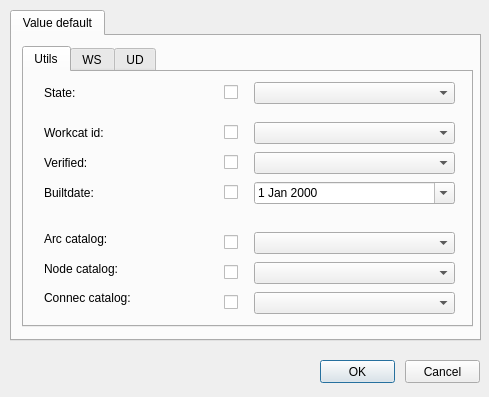
First picture: the form in ui/config_edit.ui, repository Giswater/giswater_qgis_plugin, before the edit.
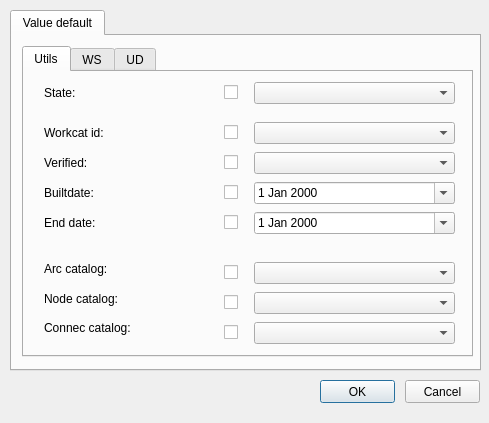
Second picture: the form after the edit.

Commit message: #191 wip falta cargar el custom form

```diff
--- a/ui/config_edit.ui
+++ b/ui/config_edit.ui
@@ -7,7 +7,7 @@
     <x>0</x>
     <y>0</y>
     <width>489</width>
-    <height>397</height>
+    <height>423</height>
    </rect>
   </property>
   <property name="windowTitle">
@@ -17,7 +17,7 @@
    <property name="geometry">
     <rect>
      <x>320</x>
-     <y>360</y>
+     <y>380</y>
      <width>75</width>
      <height>23</height>
     </rect>
@@ -30,7 +30,7 @@
    <property name="geometry">
     <rect>
      <x>405</x>
-     <y>360</y>
+     <y>380</y>
      <width>75</width>
      <height>23</height>
     </rect>
@@ -45,7 +45,7 @@
      <x>10</x>
      <y>10</y>
      <width>471</width>
-     <height>331</height>
+     <height>361</height>
     </rect>
    </property>
    <property name="currentIndex">
@@ -61,7 +61,7 @@
        <x>10</x>
        <y>10</y>
        <width>451</width>
-       <height>281</height>
+       <height>311</height>
       </rect>
      </property>
      <property name="currentIndex">
@@ -111,7 +111,7 @@
        <property name="geometry">
         <rect>
          <x>20</x>
-         <y>151</y>
+         <y>181</y>
          <width>141</width>
          <height>31</height>
         </rect>
@@ -147,7 +147,7 @@
        <property name="geometry">
         <rect>
          <x>200</x>
-         <y>160</y>
+         <y>190</y>
          <width>20</width>
          <height>21</height>
         </rect>
@@ -278,7 +278,7 @@
        <property name="geometry">
         <rect>
          <x>200</x>
-         <y>220</y>
+         <y>250</y>
          <width>20</width>
          <height>21</height>
         </rect>
@@ -291,7 +291,7 @@
        <property name="geometry">
         <rect>
          <x>230</x>
-         <y>220</y>
+         <y>250</y>
          <width>201</width>
          <height>22</height>
         </rect>
@@ -373,7 +373,7 @@
        <property name="geometry">
         <rect>
          <x>20</x>
-         <y>181</y>
+         <y>211</y>
          <width>141</width>
          <height>31</height>
         </rect>
@@ -422,7 +422,7 @@
        <property name="geometry">
         <rect>
          <x>230</x>
-         <y>190</y>
+         <y>220</y>
          <width>201</width>
          <height>22</height>
         </rect>
@@ -432,7 +432,7 @@
        <property name="geometry">
         <rect>
          <x>20</x>
-         <y>210</y>
+         <y>240</y>
          <width>141</width>
          <height>31</height>
         </rect>
@@ -468,7 +468,7 @@
        <property name="geometry">
         <rect>
          <x>200</x>
-         <y>190</y>
+         <y>220</y>
          <width>20</width>
          <height>21</height>
         </rect>
@@ -481,12 +481,74 @@
        <property name="geometry">
         <rect>
          <x>230</x>
-         <y>160</y>
+         <y>190</y>
          <width>201</width>
          <height>22</height>
         </rect>
        </property>
       </widget>
+      <widget class="QLabel" name="label_enddate">
+       <property name="geometry">
+        <rect>
+         <x>20</x>
+         <y>140</y>
+         <width>141</width>
+         <height>22</height>
+        </rect>
+       </property>
+       <property name="font">
+        <font>
+         <pointsize>9</pointsize>
+        </font>
+       </property>
+       <property name="frameShape">
+        <enum>QFrame::NoFrame</enum>
+       </property>
+       <property name="frameShadow">
+        <enum>QFrame::Plain</enum>
+       </property>
+       <property name="text">
+        <string>End date:</string>
+       </property>
+       <property name="textFormat">
+        <enum>Qt::AutoText</enum>
+       </property>
+       <property name="scaledContents">
+        <bool>false</bool>
+       </property>
+       <property name="alignment">
+        <set>Qt::AlignLeading|Qt::AlignLeft|Qt::AlignVCenter</set>
+       </property>
+       <property name="margin">
+        <number>3</number>
+       </property>
+      </widget>
+      <widget class="QDateEdit" name="enddate_vdefault">
+       <property name="geometry">
+        <rect>
+         <x>230</x>
+         <y>140</y>
+         <width>201</width>
+         <height>22</height>
+        </rect>
+       </property>
+       <property name="calendarPopup">
+        <bool>true</bool>
+       </property>
+      </widget>
+      <widget class="QCheckBox" name="chk_enddate_vdefault">
+       <property name="geometry">
+        <rect>
+         <x>200</x>
+         <y>140</y>
+         <width>20</width>
+         <height>21</height>
+        </rect>
+       </property>
+       <property name="text">
+        <string/>
+       </property>
+      </widget>
      </widget>
      <widget class="QWidget" name="tab_21">
       <attribute name="title">
```
The commit also changes 4 other files.
